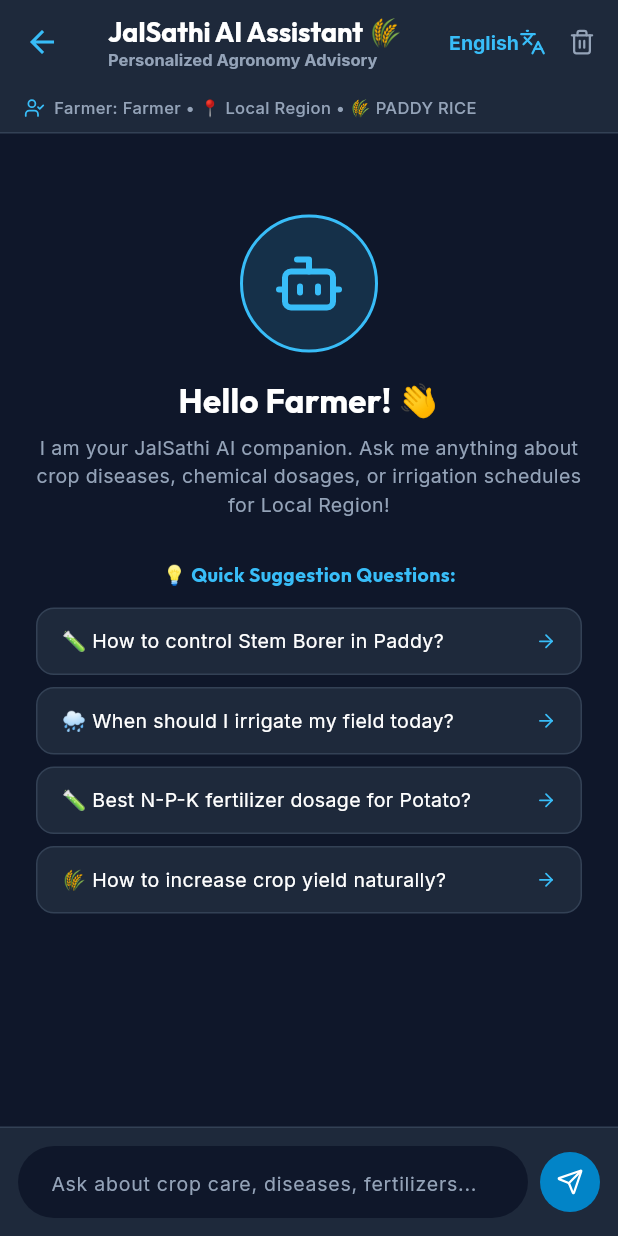
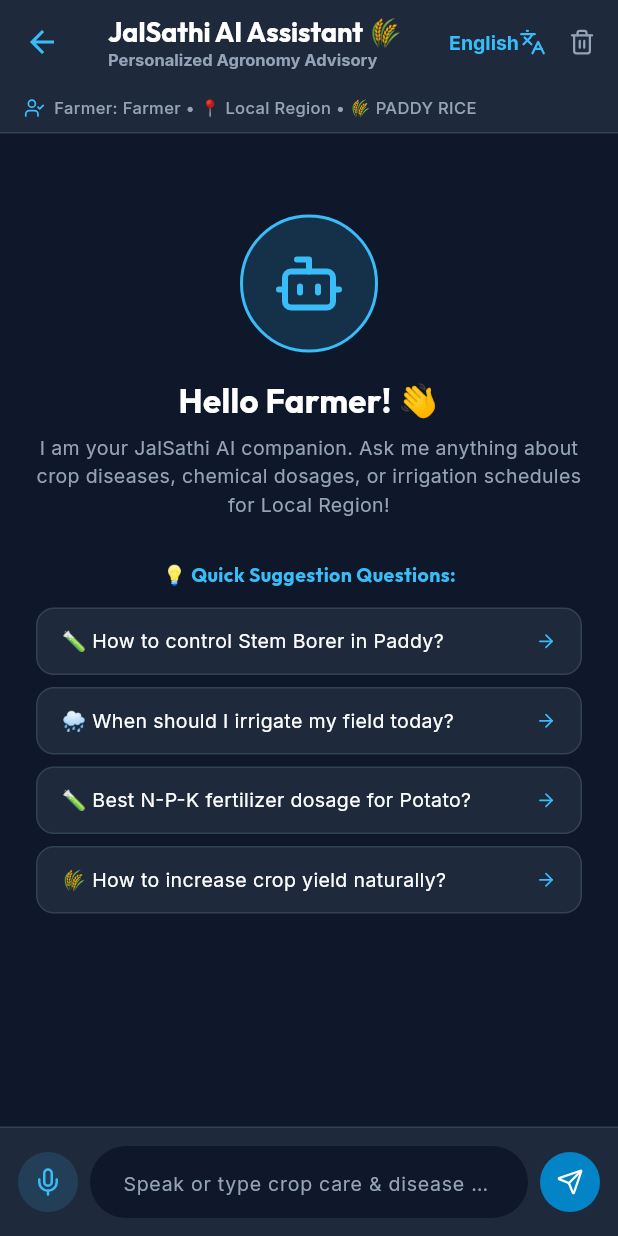
Before and after one commit to arpanpramanik2003/JalDrishti-AI, a Flutter app: the ChatScreen screen opened directly, on a phone screen of 412 x 824 dp. Run offline on Flutter 3.47's test engine with Material 3 defaults, Android fonts, the phone set to English and light mode, and no system bars; our stand-ins replace flutter_local_notifications, flutter_map, flutter_markdown, flutter_tts, geolocator, google_fonts and 4 more; accounts and stored records are empty.

Commit message:
feat: Add Speech-to-Text mic voice input & Text-to-Speech audio response to JalSathi AI

```diff
--- a/jaldrishti_mobile/lib/screens/chat_screen.dart
+++ b/jaldrishti_mobile/lib/screens/chat_screen.dart
@@ -257,7 +257,37 @@
                 ),
               ),
 
-            // 4. Input Text Box
+            // 4. Active Listening Voice Indicator Banner
+            if (chatProvider.isListening)
+              Container(
+                width: double.infinity,
+                padding: const EdgeInsets.symmetric(vertical: 8, horizontal: 16),
+                color: const Color(0xFFEF4444).withValues(alpha: 0.15),
+                child: Row(
+                  mainAxisAlignment: MainAxisAlignment.center,
+                  children: [
+                    Container(
+                      width: 10,
+                      height: 10,
+                      decoration: const BoxDecoration(
+                        color: Color(0xFFEF4444),
+                        shape: BoxShape.circle,
+                      ),
+                    ),
+                    const SizedBox(width: 8),
+                    Text(
+                      '🎙️ Listening in ${chatProvider.selectedLanguage}... Speak your agronomy question!',
+                      style: GoogleFonts.inter(
+                        fontSize: 12,
+                        fontWeight: FontWeight.bold,
+                        color: const Color(0xFFEF4444),
+                      ),
+                    ),
+                  ],
+                ),
+              ),
+
+            // 5. Input Text Box & Voice Mic Button
             Container(
               padding: const EdgeInsets.all(12),
               decoration: BoxDecoration(
@@ -267,6 +297,36 @@
               child: SafeArea(
                 child: Row(
                   children: [
+                    // Microphone STT Button
+                    CircleAvatar(
+                      backgroundColor: chatProvider.isListening
+                          ? const Color(0xFFEF4444)
+                          : primaryColor.withValues(alpha: 0.15),
+                      child: IconButton(
+                        icon: Icon(
+                          chatProvider.isListening ? LucideIcons.micOff : LucideIcons.mic,
+                          color: chatProvider.isListening ? Colors.white : primaryColor,
+                          size: 20,
+                        ),
+                        onPressed: () {
+                          if (chatProvider.isListening) {
+                            chatProvider.stopListening();
+                          } else {
+                            chatProvider.startListening((speechText) {
+                              setState(() {
+                                _controller.text = speechText;
+                                _controller.selection = TextSelection.fromPosition(
+                                  TextPosition(offset: _controller.text.length),
+                                );
+                              });
+                            });
+                          }
+                        },
+                        tooltip: 'Voice Input (Speech-to-Text)',
+                      ),
+                    ),
+                    const SizedBox(width: 8),
+
                     Expanded(
                       child: TextField(
                         controller: _controller,
@@ -274,10 +334,10 @@
                         style: TextStyle(color: textColor),
                         decoration: InputDecoration(
                           hintText: chatProvider.selectedLanguage == 'Bengali'
-                              ? 'ফসল, রোগ বা সার সম্পর্কিত প্রশ্ন করুন...'
+                              ? 'ফসল, রোগ বা সার সম্পর্কিত প্রশ্ন বলুন বা লিখুন...'
                               : chatProvider.selectedLanguage == 'Hindi'
-                                  ? 'फ़सल, बीमारी या खाद के बारे में पूछें...'
-                                  : 'Ask about crop care, diseases, fertilizers...',
+                                  ? 'फ़सल, बीमारी या खाद के बारे में बोलें या लिखें...'
+                                  : 'Speak or type crop care & disease questions...',
                           hintStyle: GoogleFonts.inter(color: subtextColor, fontSize: 13),
                           counterText: '',
                           border: OutlineInputBorder(
--- a/jaldrishti_mobile/pubspec.yaml
+++ b/jaldrishti_mobile/pubspec.yaml
@@ -30,6 +30,10 @@
   intl: ^0.20.2
   flutter_markdown: ^0.7.0
 
+  # Voice Speech-to-Text & Text-to-Speech
+  speech_to_text: ^6.6.0
+  flutter_tts: ^3.8.5
+
   cupertino_icons: ^1.0.8
 
 dev_dependencies:
```
Also changed, not shown: jaldrishti_mobile/lib/providers/chat_provider.dart (+144 -2 lines), jaldrishti_mobile/lib/widgets/chat_bubble.dart (+47 -1 lines), jaldrishti_mobile/pubspec.lock, 4 other files.
